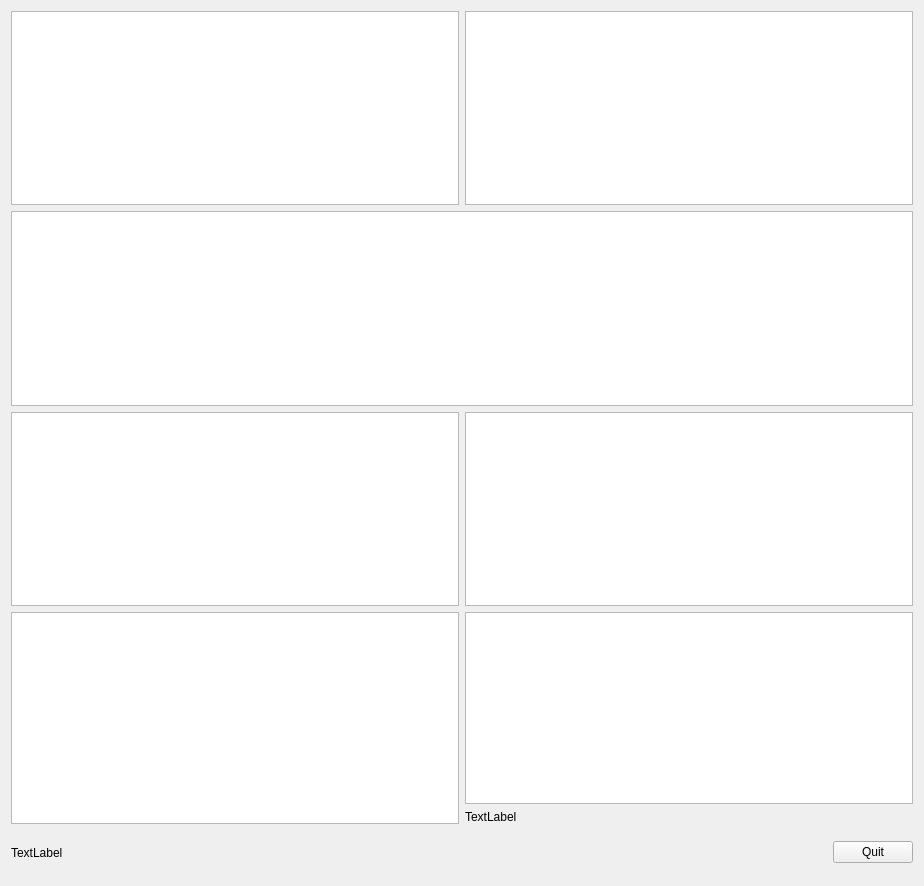
dekarh/SbScan, file window.ui: the form before one commit.
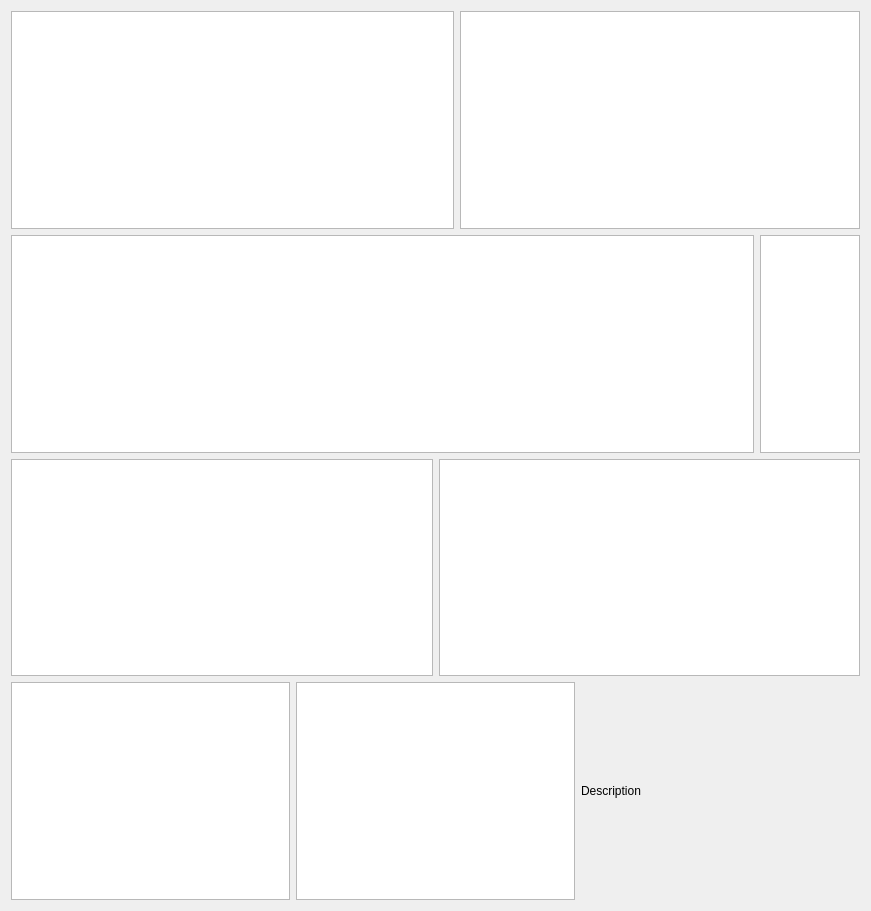
The form after the commit.

Commit message: Добавил descrption для таблицы Firms. Отформатировал таблички для улучшения вида

What changed in the file:
```diff
--- a/window.ui
+++ b/window.ui
@@ -6,8 +6,8 @@
    <rect>
     <x>0</x>
     <y>0</y>
-    <width>924</width>
-    <height>886</height>
+    <width>871</width>
+    <height>911</height>
    </rect>
   </property>
   <property name="windowTitle">
@@ -21,6 +21,27 @@
      </item>
      <item>
       <widget class="QTextEdit" name="textHistory">
+       <property name="sizePolicy">
+        <sizepolicy hsizetype="Minimum" vsizetype="Expanding">
+         <horstretch>0</horstretch>
+         <verstretch>0</verstretch>
+        </sizepolicy>
+       </property>
+       <property name="minimumSize">
+        <size>
+         <width>400</width>
+         <height>0</height>
+        </size>
+       </property>
+       <property name="maximumSize">
+        <size>
+         <width>16777215</width>
+         <height>16777215</height>
+        </size>
+       </property>
+       <property name="cursor" stdset="0">
+        <cursorShape>PointingHandCursor</cursorShape>
+       </property>
        <property name="html">
         <string>&lt;!DOCTYPE HTML PUBLIC &quot;-//W3C//DTD HTML 4.0//EN&quot; &quot;http://www.w3.org/TR/REC-html40/strict.dtd&quot;&gt;
 &lt;html&gt;&lt;head&gt;&lt;meta name=&quot;qrichtext&quot; content=&quot;1&quot; /&gt;&lt;style type=&quot;text/css&quot;&gt;
@@ -36,7 +57,52 @@
     </layout>
    </item>
    <item>
-    <widget class="QTableWidget" name="tableFirms"/>
+    <layout class="QHBoxLayout" name="horizontalLayout_5">
+     <item>
+      <widget class="QTableWidget" name="tableFirms">
+       <attribute name="horizontalHeaderDefaultSectionSize">
+        <number>1</number>
+       </attribute>
+       <attribute name="horizontalHeaderMinimumSectionSize">
+        <number>1</number>
+       </attribute>
+      </widget>
+     </item>
+     <item>
+      <widget class="QTextEdit" name="textDescription">
+       <property name="enabled">
+        <bool>true</bool>
+       </property>
+       <property name="sizePolicy">
+        <sizepolicy hsizetype="Maximum" vsizetype="Expanding">
+         <horstretch>0</horstretch>
+         <verstretch>0</verstretch>
+        </sizepolicy>
+       </property>
+       <property name="minimumSize">
+        <size>
+         <width>0</width>
+         <height>0</height>
+        </size>
+       </property>
+       <property name="maximumSize">
+        <size>
+         <width>100</width>
+         <height>16777215</height>
+        </size>
+       </property>
+       <property name="baseSize">
+        <size>
+         <width>0</width>
+         <height>0</height>
+        </size>
+       </property>
+       <property name="cursor" stdset="0">
+        <cursorShape>PointingHandCursor</cursorShape>
+       </property>
+      </widget>
+     </item>
+    </layout>
    </item>
    <item>
     <layout class="QHBoxLayout" name="horizontalLayout">
@@ -51,33 +117,38 @@
    <item>
     <layout class="QHBoxLayout" name="horizontalLayout_2">
      <item>
-      <widget class="QTableWidget" name="tableFirm2gis"/>
+      <widget class="QTableWidget" name="tableFirm2gis">
+       <property name="sizePolicy">
+        <sizepolicy hsizetype="Minimum" vsizetype="Expanding">
+         <horstretch>0</horstretch>
+         <verstretch>0</verstretch>
+        </sizepolicy>
+       </property>
+      </widget>
      </item>
      <item>
-      <layout class="QVBoxLayout" name="verticalLayout">
-       <item>
-        <widget class="QTableWidget" name="tableContacts2gis"/>
-       </item>
-       <item>
-        <widget class="QLabel" name="label_addres">
-         <property name="text">
-          <string>TextLabel</string>
-         </property>
-        </widget>
-       </item>
-      </layout>
+      <widget class="QTableWidget" name="tableContacts2gis">
+       <property name="sizePolicy">
+        <sizepolicy hsizetype="Preferred" vsizetype="Expanding">
+         <horstretch>0</horstretch>
+         <verstretch>0</verstretch>
+        </sizepolicy>
+       </property>
+       <property name="maximumSize">
+        <size>
+         <width>300</width>
+         <height>16777215</height>
+        </size>
+       </property>
+      </widget>
      </item>
-    </layout>
-   </item>
-   <item>
-    <layout class="QHBoxLayout" name="horizontalLayout_4">
      <item>
       <widget class="QLabel" name="label_desc">
        <property name="enabled">
         <bool>true</bool>
        </property>
        <property name="sizePolicy">
-        <sizepolicy hsizetype="Preferred" vsizetype="Preferred">
+        <sizepolicy hsizetype="Minimum" vsizetype="Preferred">
          <horstretch>0</horstretch>
          <verstretch>0</verstretch>
         </sizepolicy>
@@ -85,27 +156,20 @@
        <property name="minimumSize">
         <size>
          <width>0</width>
-         <height>45</height>
+         <height>0</height>
+        </size>
+       </property>
+       <property name="maximumSize">
+        <size>
+         <width>400</width>
+         <height>16777215</height>
         </size>
        </property>
        <property name="lineWidth">
         <number>1</number>
        </property>
        <property name="text">
-        <string>TextLabel</string>
-       </property>
-      </widget>
-     </item>
-     <item>
-      <widget class="QPushButton" name="pushButton">
-       <property name="sizePolicy">
-        <sizepolicy hsizetype="Maximum" vsizetype="Fixed">
-         <horstretch>0</horstretch>
-         <verstretch>0</verstretch>
-        </sizepolicy>
-       </property>
-       <property name="text">
-        <string>Quit</string>
+        <string>Description</string>
        </property>
       </widget>
      </item>
```
The commit also changes 4 other files.
